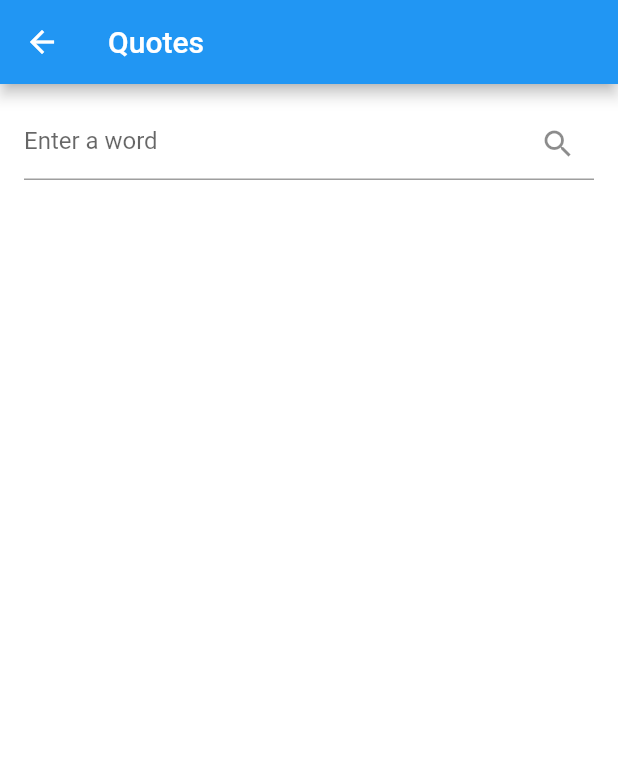
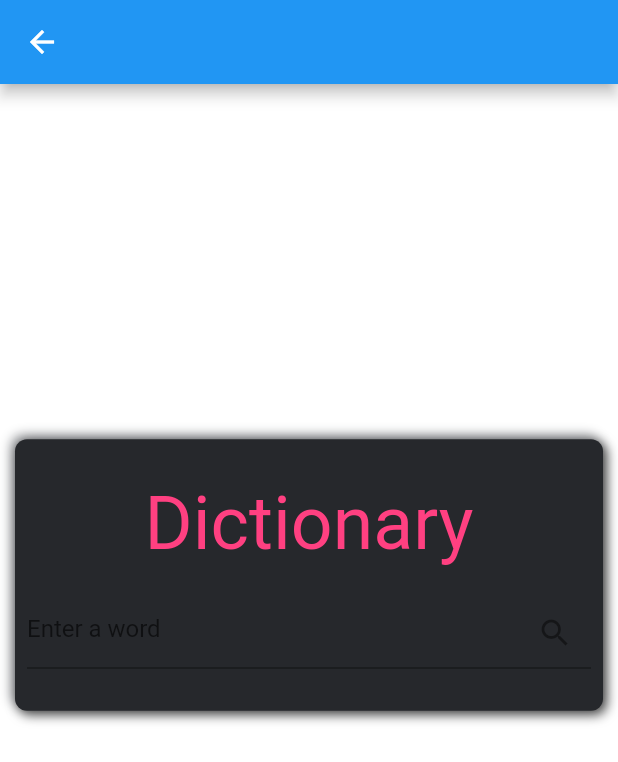
Before and after one commit to ContriHUB/Amuse, a Flutter app: the Dictionary screen opened directly, on a phone screen of 412 x 824 dp. Shown: the top 762 px of the screen. Run offline on Flutter 3.47's test engine with Material 2 defaults, Android fonts, the phone set to English and light mode, and no system bars; drawn by our look-alikes of flutter_neumorphic; missing offline and left inert: dictionaryx, draw_your_image, quoter, shake, username_generator.

Commit message:
improved UI of dictionary screen fixes #9

```diff
--- a/lib/main.dart
+++ b/lib/main.dart
@@ -4,16 +4,16 @@ import 'package:amuse/HomePage.dart';
 class ThemeClass {
   static ThemeData lightTheme = ThemeData(
       scaffoldBackgroundColor: Colors.white,
-      colorScheme: ColorScheme.light(),
-      appBarTheme: AppBarTheme(
+      colorScheme: const ColorScheme.light(),
+      appBarTheme: const AppBarTheme(
         backgroundColor: Colors.blue,
       ));
 
   static ThemeData darkTheme = ThemeData(
-      scaffoldBackgroundColor: Colors.black,
-      colorScheme: ColorScheme.dark(),
-      appBarTheme: AppBarTheme(
-        backgroundColor: Colors.black,
+      scaffoldBackgroundColor: Color(0xFF26282c),
+      colorScheme: const ColorScheme.dark(),
+      appBarTheme: const AppBarTheme(
+        backgroundColor: Color(0xFF26282c),
       ));
 }
 
--- a/lib/utilities/dictionary.dart
+++ b/lib/utilities/dictionary.dart
@@ -1,6 +1,7 @@
 import 'package:flutter/material.dart';
 import 'package:dictionaryx/dictentry.dart';
 import 'package:dictionaryx/dictionary_msa_json_flutter.dart';
+import 'package:flutter_neumorphic/flutter_neumorphic.dart';
 
 class Dictionary extends StatefulWidget {
   const Dictionary({Key? key}) : super(key: key);
@@ -13,8 +14,13 @@ class _DictionaryState extends State<Dictionary> {
   final cText = TextEditingController();
   final dMSAJson = DictionaryMSAFlutter();
   DictEntry _entry = DictEntry('', [], [], []);
+  bool _searched = false;
+  bool _shouldFade = false;
 
   void lookupWord() async {
+    setState(() {
+      _searched = true;
+    });
     DictEntry? tmp;
     final txt = cText.text.trim();
     if (await dMSAJson.hasEntry(txt)) {
@@ -28,15 +34,39 @@ class _DictionaryState extends State<Dictionary> {
       } else {
         _entry = DictEntry('', [], [], []);
       }
+      _shouldFade = true;
     });
   }
 
   Widget renderEntry() {
-    return Expanded(
+    return Neumorphic(
+      margin: const EdgeInsets.all(10),
+      padding: const EdgeInsets.all(10),
+      style: const NeumorphicStyle(
+        surfaceIntensity: .1,
+        color: Color(0xFF26282c),
+        shadowLightColor: Color.fromARGB(255, 103, 106, 111),
+        shadowDarkColor: Color(0xFF000000),
+        depth: 5,
+      ),
+      child: Container(
+        decoration: BoxDecoration(
+          borderRadius: BorderRadius.circular(20.0),
+        ),
         child: Column(
-        mainAxisAlignment: MainAxisAlignment.center,
+          mainAxisAlignment: MainAxisAlignment.start,
           crossAxisAlignment: CrossAxisAlignment.start,
           children: [
+            Center(
+              child: Text(
+                cText.text.toUpperCase(),
+                textScaleFactor: 3,
+                style: const TextStyle(color: Colors.pinkAccent),
+              ),
+            ),
+            const SizedBox(
+              height: 10,
+            ),
             Text(
               'MEANINGS ',
               style: Theme.of(context).textTheme.headline6,
@@ -50,7 +80,7 @@ class _DictionaryState extends State<Dictionary> {
               'SYNONYMS ',
               style: Theme.of(context).textTheme.headline6,
             ),
-          Text(_entry.synonyms.toString(),
+            Text((_entry.synonyms.isEmpty) ? '-' : _entry.synonyms.toString(),
                 style: Theme.of(context).textTheme.bodyMedium),
             const SizedBox(
               height: 20,
@@ -59,9 +89,10 @@ class _DictionaryState extends State<Dictionary> {
               'ANTONYMS ',
               style: Theme.of(context).textTheme.headline6,
             ),
-          Text(_entry.antonyms.toString(),
+            Text((_entry.antonyms.isEmpty) ? '-' : _entry.antonyms.toString(),
                 style: Theme.of(context).textTheme.bodyMedium),
           ],
+        ),
       ),
     );
   }
@@ -70,28 +101,117 @@ class _DictionaryState extends State<Dictionary> {
   Widget build(BuildContext context) {
     return Scaffold(
       appBar: AppBar(
-        title: const Text('Quotes'),
+        title: _searched
+            ? const Text(
+                'Dictionary',
+                style: TextStyle(color: Colors.pinkAccent),
+              )
+            : const Text(""),
       ),
-      body: Padding(
-        padding: const EdgeInsets.all(16),
+      body: (_searched == false)
+          ? Scrollbar(
               child: Column(
                 mainAxisAlignment: MainAxisAlignment.start,
                 children: [
-            //
-            // ENTER WORD
-            //
+                  Flexible(
+                    flex: 2,
+                    child: Container(),
+                  ),
+                  Neumorphic(
+                    margin: const EdgeInsets.all(10),
+                    padding: const EdgeInsets.all(8),
+                    style: const NeumorphicStyle(
+                      surfaceIntensity: .1,
+                      color: Color(0xFF26282c),
+                      shadowLightColor: Color.fromARGB(255, 103, 106, 111),
+                      shadowDarkColor: Color(0xFF000000),
+                      depth: 5,
+                    ),
+                    child: Container(
+                      decoration: BoxDecoration(
+                        borderRadius: BorderRadius.circular(20.0),
+                      ),
+                      child: Column(
+                        children: [
+                          const SizedBox(
+                            height: 20,
+                          ),
+                          const Text(
+                            "Dictionary",
+                            textScaleFactor: 3.5,
+                            style: TextStyle(
+                              color: Colors.pinkAccent,
+                            ),
+                          ),
+                          const SizedBox(
+                            height: 20,
+                          ),
                           TextFormField(
                             decoration: InputDecoration(
                               hintText: 'Enter a word',
                               suffixIcon: IconButton(
                                 onPressed: () => lookupWord(),
-                      icon: const Icon(Icons.search))),
+                                icon: const Icon(Icons.search),
+                              ),
+                            ),
                             onFieldSubmitted: (_) => lookupWord(),
                             controller: cText,
                           ),
+                          const SizedBox(
+                            height: 20,
+                          ),
+                        ],
+                      ),
+                    ),
+                  ),
+                  Flexible(
+                    flex: 3,
+                    child: Container(),
+                  ),
+                ],
+              ),
+            )
+          : SingleChildScrollView(
+              padding: const EdgeInsets.all(16),
+              child: Column(
+                mainAxisAlignment: MainAxisAlignment.start,
+                children: [
+                  Neumorphic(
+                    margin: const EdgeInsets.all(10),
+                    padding: const EdgeInsets.all(8),
+                    style: const NeumorphicStyle(
+                      surfaceIntensity: .1,
+                      color: Color(0xFF26282c),
+                      shadowLightColor: Color.fromARGB(255, 103, 106, 111),
+                      shadowDarkColor: Color(0xFF000000),
+                      depth: 5,
+                    ),
+                    child: Container(
+                      decoration: BoxDecoration(
+                        borderRadius: BorderRadius.circular(20.0),
+                      ),
+                      child: Column(
+                        children: [
+                          TextFormField(
+                            decoration: InputDecoration(
+                              hintText: 'Enter a word',
+                              suffixIcon: IconButton(
+                                onPressed: () => lookupWord(),
+                                icon: const Icon(Icons.search),
+                              ),
+                            ),
+                            onFieldSubmitted: (_) => lookupWord(),
+                            controller: cText,
+                          ),
+                        ],
+                      ),
+                    ),
+                  ),
                   const SizedBox(height: 16),
-            if (_entry.word.isNotEmpty) const Text("..."),
-            if (_entry.word.isNotEmpty) renderEntry()
+                  if (_entry.word.isNotEmpty)
+                    renderEntry()
+                  else
+                    const Text("Word Not Found...")
                 ],
               ),
             ),
--- a/pubspec.yaml
+++ b/pubspec.yaml
@@ -3,7 +3,7 @@ description: A new Flutter project.
 
 # The following line prevents the package from being accidentally published to
 # pub.dev using `flutter pub publish`. This is preferred for private packages.
-publish_to: 'none' # Remove this line if you wish to publish to pub.dev
+publish_to: "none" # Remove this line if you wish to publish to pub.dev
 
 # The following defines the version and build number for your application.
 # A version number is three numbers separated by dots, like 1.2.43
@@ -30,7 +30,6 @@ dependencies:
   flutter:
     sdk: flutter
 
-
   # The following adds the Cupertino Icons font to your application.
   # Use with the CupertinoIcons class for iOS style icons.
   cupertino_icons: ^1.0.2
@@ -40,6 +39,7 @@ dependencies:
   shake: ^2.1.0
   draw_your_image: ^0.2.0
   http: ^0.13.5
+  flutter_neumorphic: ^3.2.0
 
 dev_dependencies:
   flutter_test:
@@ -57,7 +57,6 @@ dev_dependencies:
 
 # The following section is specific to Flutter.
 flutter:
-
   # The following line ensures that the Material Icons font is
   # included with your application, so that you can use the icons in
   # the material Icons class.
```
Also changed, not shown: pubspec.lock, 2 other files. Lines whose indentation alone changed are shown as unchanged.
